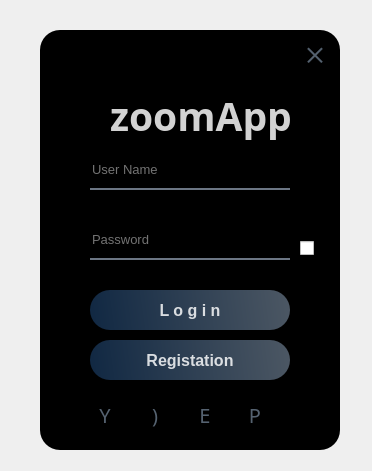
First picture: the form in ui_login.ui, repository zoomprog/ZoomDesctop, before the edit.
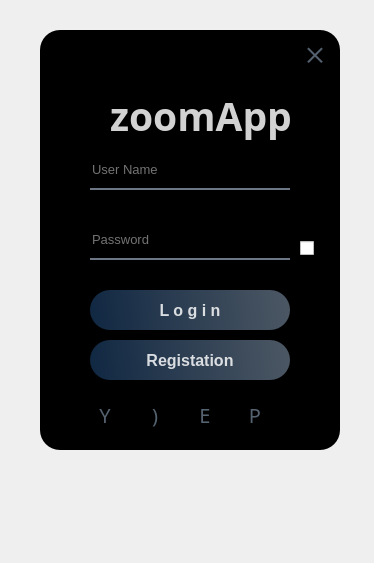
Second picture: the form after the edit. Icons and pictures are not drawn.

The edit to the form file:
```diff
--- a/ui_login.ui
+++ b/ui_login.ui
@@ -6,8 +6,8 @@
    <rect>
     <x>0</x>
     <y>0</y>
-    <width>372</width>
-    <height>471</height>
+    <width>374</width>
+    <height>563</height>
    </rect>
   </property>
   <property name="font">
```
